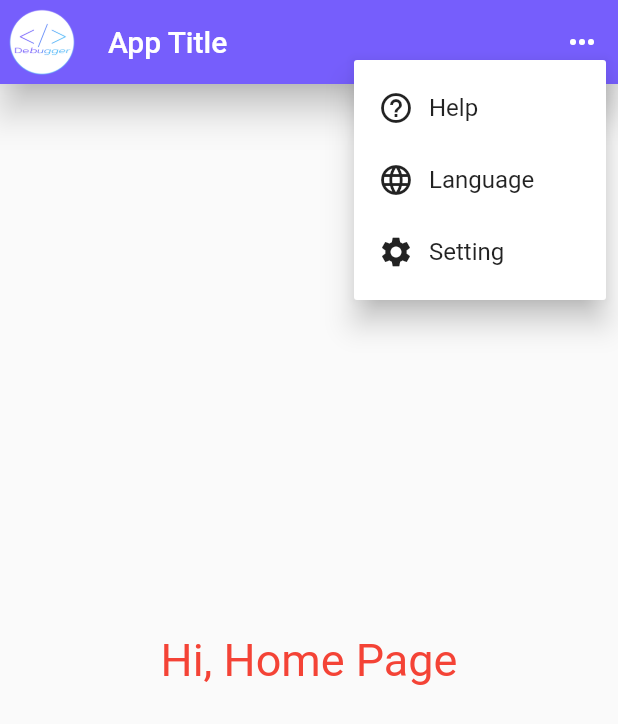
After one commit to suracharttow/flutter_startup, a Flutter app: the screen it shows after launch, after a tap on the "keyboard control" icon, on a phone screen of 412 x 824 dp. The commit adds this screen. Shown: the top 724 px of the screen. Run offline on Flutter 3.47's test engine with Material 2 defaults, Android fonts, the light colour scheme and no system bars.

Commit message:
Flutter Dev EP.4 - Splash Page or Loading Page

```diff
--- /dev/null
+++ b/lib/home_page.dart
@@ -0,0 +1,91 @@
+import 'package:flutter/material.dart';
+
+class HomePage extends StatefulWidget {
+  const HomePage({Key? key}) : super(key: key);
+
+  @override
+  State<HomePage> createState() => _HomePageState();
+}
+
+//765EFC
+class _HomePageState extends State<HomePage> {
+  @override
+  Widget build(BuildContext context) {
+    return Scaffold(
+      appBar: AppBar(
+        title: const Text('App Title'),
+        elevation: 10,
+        backgroundColor: const Color(0xFF765EFC),
+        leading: Container(
+          padding: const EdgeInsets.all(5),
+          child: Image.asset('assets/images/logo.png'),
+        ),
+        actions: [
+          PopupMenuButton(
+              icon: const Icon(Icons.more_horiz),
+              offset: const Offset(0, 40),
+              itemBuilder: (context) => [
+                    PopupMenuItem(
+                      child: Row(
+                        children: [
+                          const Icon(Icons.help_outline, color: Colors.black87),
+                          Container(
+                            margin: const EdgeInsets.only(left: 10),
+                            child: const Text("Help"),
+                          ),
+                        ],
+                      ),
+                      onTap: () async {
+                        ScaffoldMessenger.of(context)
+                            .showSnackBar(const SnackBar(
+                          content: Text('Help'),
+                        ));
+                      },
+                    ),
+                    PopupMenuItem(
+                      child: Row(
+                        children: [
+                          const Icon(Icons.language, color: Colors.black87),
+                          Container(
+                              margin: const EdgeInsets.only(left: 10),
+                              child: Text("Language")),
+                        ],
+                      ),
+                      onTap: () async {
+                        ScaffoldMessenger.of(context)
+                            .showSnackBar(const SnackBar(
+                          content: Text('Language'),
+                        ));
+                      },
+                    ),
+                    PopupMenuItem(
+                      child: Row(
+                        children: [
+                          const Icon(Icons.settings, color: Colors.black87),
+                          Container(
+                              margin: const EdgeInsets.only(left: 10),
+                              child: Text("Setting")),
+                        ],
+                      ),
+                      onTap: () async {
+                        ScaffoldMessenger.of(context)
+                            .showSnackBar(const SnackBar(
+                          content: Text('Setting'),
+                        ));
+                      },
+                    ),
+                  ])
+        ],
+      ),
+      body: const Center(
+        child: Text(
+          'Hi, Home Page',
+          style: TextStyle(
+            color: Colors.red,
+            fontSize: 30,
+          ),
+        ),
+      ),
+    );
+  }
+}
--- /dev/null
+++ b/lib/splash_page.dart
@@ -0,0 +1,76 @@
+import 'package:flutter/material.dart';
+import 'package:flutter_startup/home_page.dart';
+
+class SplashPage extends StatefulWidget {
+  const SplashPage({Key? key}) : super(key: key);
+
+  @override
+  State<SplashPage> createState() => _SplashPageState();
+}
+
+//765EFC
+class _SplashPageState extends State<SplashPage> {
+  @override
+  void initState() {
+    super.initState();
+    goToHome();
+  }
+
+  void goToHome() async {
+    await Future.delayed(const Duration(seconds: 2), () {
+      Navigator.pushAndRemoveUntil(
+        context,
+        MaterialPageRoute(builder: (context) => const HomePage()),
+        (Route<dynamic> route) => false,
+      );
+    });
+  }
+
+  @override
+  Widget build(BuildContext context) {
+    return Scaffold(
+      body: Container(
+        alignment: Alignment.center,
+        color: const Color(0xFF765EFC),
+        child: Column(
+          mainAxisAlignment: MainAxisAlignment.center,
+          crossAxisAlignment: CrossAxisAlignment.center,
+          children: [
+            Image.asset(
+              "assets/images/logo.png",
+              width: 48,
+            ),
+            Container(
+              margin: const EdgeInsets.only(top: 10),
+              child: Row(
+                mainAxisAlignment: MainAxisAlignment.center,
+                crossAxisAlignment: CrossAxisAlignment.center,
+                children: [
+                  const SizedBox(
+                    child: CircularProgressIndicator(
+                      color: Colors.green,
+                      backgroundColor: Colors.amberAccent,
+                      strokeWidth: 2.0,
+                    ),
+                    width: 24,
+                    height: 24,
+                  ),
+                  Container(
+                    margin: const EdgeInsets.only(left: 10),
+                    child: const Text(
+                      'Loading...',
+                      style: TextStyle(
+                        color: Colors.white,
+                        fontSize: 18,
+                      ),
+                    ),
+                  ),
+                ],
+              ),
+            ),
+          ],
+        ),
+      ),
+    );
+  }
+}
```
Also changed, not shown: lib/main.dart (+3 -92 lines).
